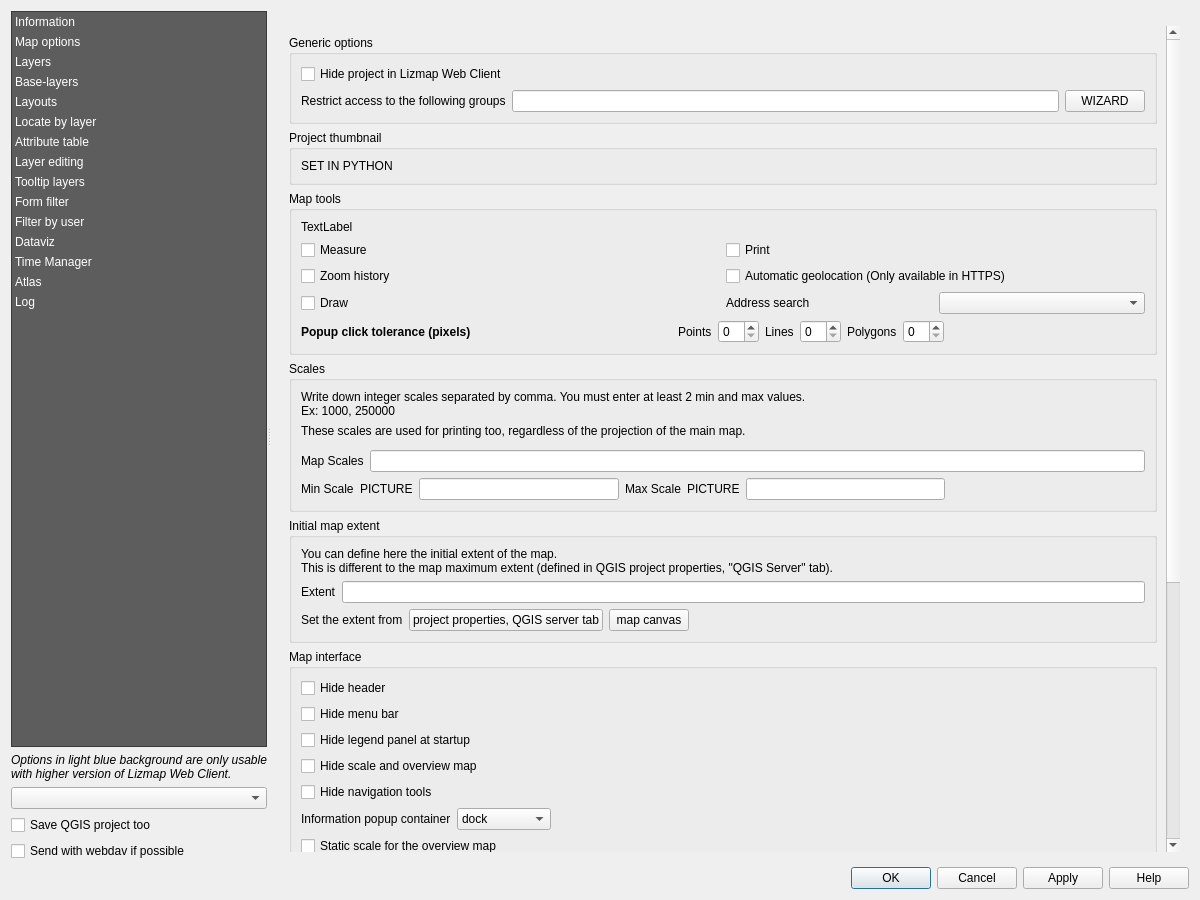
This is lizmap/resources/ui/ui_lizmap.ui in 3liz/lizmap-plugin as Qt 5 draws it before an edit. The edited form follows.
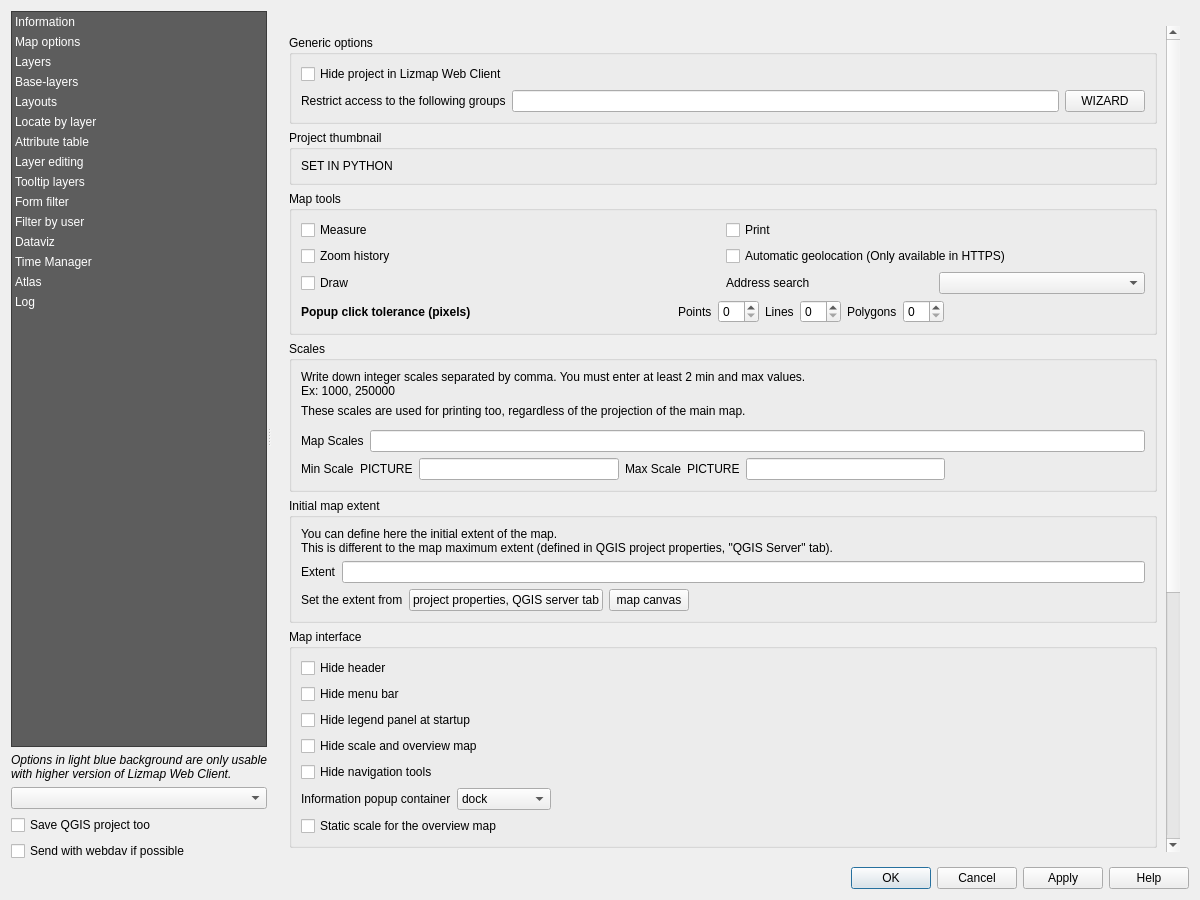
This is the edited form. The open tabs and pages were chosen to show the change. Custom widgets are drawn as their Qt base class.

Commit message: UX - Review checkbox, uneeded label, QGIS version checker

The edit to the form file:
```diff
--- a/lizmap/resources/ui/ui_lizmap.ui
+++ b/lizmap/resources/ui/ui_lizmap.ui
@@ -747,27 +747,7 @@
                  <layout class="QVBoxLayout" name="verticalLayout_2">
                   <item>
                    <layout class="QGridLayout" name="gridLayout_4">
-                    <item row="1" column="1">
-                     <widget class="QCheckBox" name="cbActivatePrint">
-                      <property name="enabled">
-                       <bool>true</bool>
-                      </property>
-                      <property name="text">
-                       <string>Print</string>
-                      </property>
-                     </widget>
-                    </item>
-                    <item row="2" column="0">
-                     <widget class="QCheckBox" name="cbActivateZoomHistory">
-                      <property name="enabled">
-                       <bool>true</bool>
-                      </property>
-                      <property name="text">
-                       <string>Zoom history</string>
-                      </property>
-                     </widget>
-                    </item>
-                    <item row="1" column="0">
+                    <item row="0" column="0">
                      <widget class="QCheckBox" name="cbActivateMeasure">
                       <property name="enabled">
                        <bool>true</bool>
@@ -777,27 +757,7 @@
                       </property>
                      </widget>
                     </item>
-                    <item row="3" column="0">
-                     <widget class="QCheckBox" name="activate_drawing_tools">
-                      <property name="toolTip">
-                       <string>If drawing tools are activated or not</string>
-                      </property>
-                      <property name="text">
-                       <string>Draw</string>
-                      </property>
-                     </widget>
-                    </item>
                     <item row="2" column="1">
-                     <widget class="QCheckBox" name="cbActivateGeolocation">
-                      <property name="enabled">
-                       <bool>true</bool>
-                      </property>
-                      <property name="text">
-                       <string>Automatic geolocation (Only available in HTTPS)</string>
-                      </property>
-                     </widget>
-                    </item>
-                    <item row="3" column="1">
                      <layout class="QHBoxLayout" name="horizontalLayout_14">
                       <item>
                        <widget class="QLabel" name="label_19">
@@ -811,10 +771,43 @@
                       </item>
                      </layout>
                     </item>
-                    <item row="0" column="0">
-                     <widget class="QLabel" name="label_80">
+                    <item row="1" column="1">
+                     <widget class="QCheckBox" name="cbActivateGeolocation">
+                      <property name="enabled">
+                       <bool>true</bool>
+                      </property>
                       <property name="text">
-                       <string>TextLabel</string>
+                       <string>Automatic geolocation (Only available in HTTPS)</string>
+                      </property>
+                     </widget>
+                    </item>
+                    <item row="0" column="1">
+                     <widget class="QCheckBox" name="cbActivatePrint">
+                      <property name="enabled">
+                       <bool>true</bool>
+                      </property>
+                      <property name="text">
+                       <string>Print</string>
+                      </property>
+                     </widget>
+                    </item>
+                    <item row="2" column="0">
+                     <widget class="QCheckBox" name="activate_drawing_tools">
+                      <property name="toolTip">
+                       <string>If drawing tools are activated or not</string>
+                      </property>
+                      <property name="text">
+                       <string>Draw</string>
+                      </property>
+                     </widget>
+                    </item>
+                    <item row="1" column="0">
+                     <widget class="QCheckBox" name="cbActivateZoomHistory">
+                      <property name="enabled">
+                       <bool>true</bool>
+                      </property>
+                      <property name="text">
+                       <string>Zoom history</string>
                       </property>
                      </widget>
                     </item>
```
Left out of the diff: 3 changed lines with no effect on the pictures. The commit also changes 2 other files.
